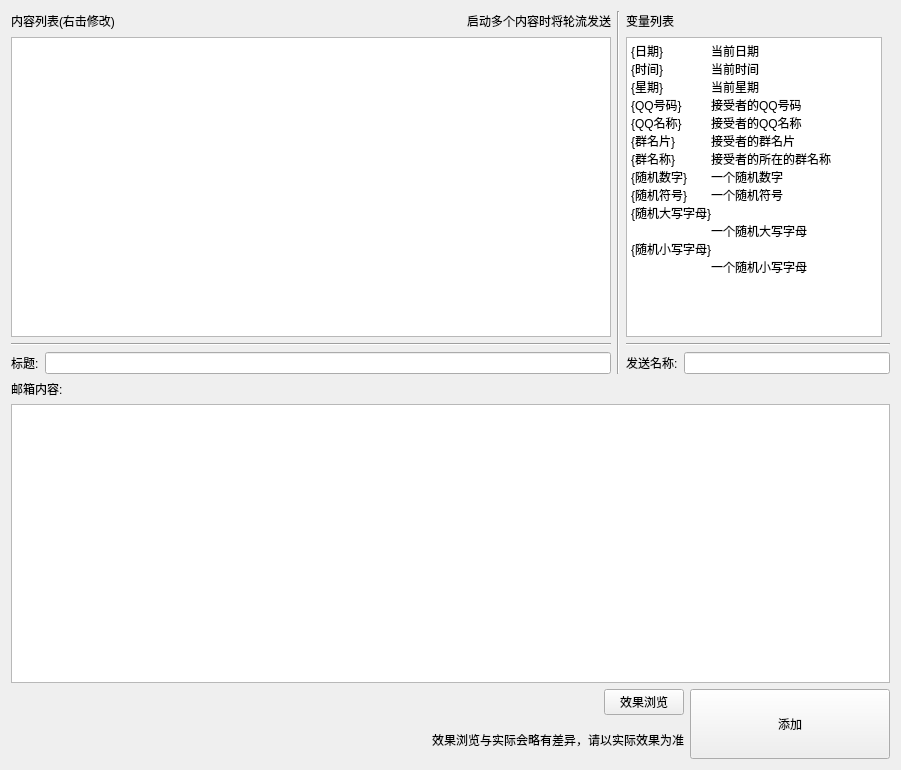
The window that Gui/WWordList.ui (ConstStar/Market) describes before a commit, drawn with Qt 5.
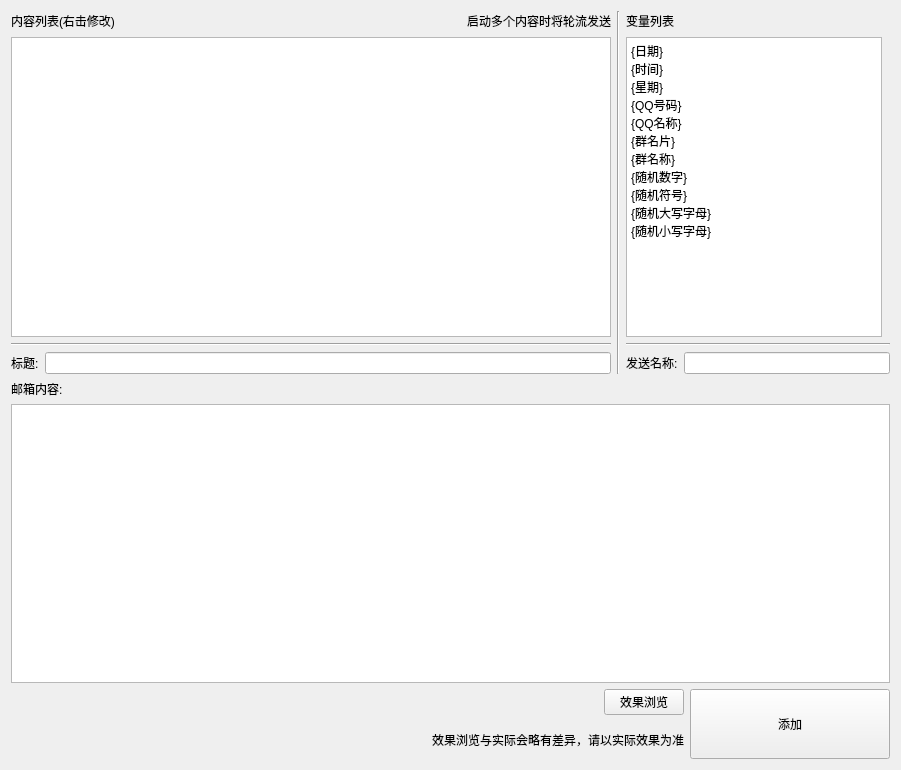
The same window after the commit.

```diff
--- a/Gui/WWordList.ui
+++ b/Gui/WWordList.ui
@@ -163,19 +163,17 @@
 &lt;html&gt;&lt;head&gt;&lt;meta name=&quot;qrichtext&quot; content=&quot;1&quot; /&gt;&lt;style type=&quot;text/css&quot;&gt;
 p, li { white-space: pre-wrap; }
 &lt;/style&gt;&lt;/head&gt;&lt;body style=&quot; font-family:'SimSun'; font-size:9pt; font-weight:400; font-style:normal;&quot;&gt;
-&lt;p style=&quot; margin-top:0px; margin-bottom:0px; margin-left:0px; margin-right:0px; -qt-block-indent:0; text-indent:0px;&quot;&gt;&lt;span style=&quot; font-family:'SimSun';&quot;&gt;{日期}	当前日期&lt;/span&gt;&lt;/p&gt;
-&lt;p style=&quot; margin-top:0px; margin-bottom:0px; margin-left:0px; margin-right:0px; -qt-block-indent:0; text-indent:0px;&quot;&gt;&lt;span style=&quot; font-family:'SimSun';&quot;&gt;{时间}	当前时间&lt;/span&gt;&lt;/p&gt;
-&lt;p style=&quot; margin-top:0px; margin-bottom:0px; margin-left:0px; margin-right:0px; -qt-block-indent:0; text-indent:0px;&quot;&gt;&lt;span style=&quot; font-family:'SimSun';&quot;&gt;{星期}	当前星期&lt;/span&gt;&lt;/p&gt;
-&lt;p style=&quot; margin-top:0px; margin-bottom:0px; margin-left:0px; margin-right:0px; -qt-block-indent:0; text-indent:0px;&quot;&gt;&lt;span style=&quot; font-family:'SimSun';&quot;&gt;{QQ号码}	接受者的QQ号码&lt;/span&gt;&lt;/p&gt;
-&lt;p style=&quot; margin-top:0px; margin-bottom:0px; margin-left:0px; margin-right:0px; -qt-block-indent:0; text-indent:0px;&quot;&gt;&lt;span style=&quot; font-family:'SimSun';&quot;&gt;{QQ名称}	接受者的QQ名称&lt;/span&gt;&lt;/p&gt;
-&lt;p style=&quot; margin-top:0px; margin-bottom:0px; margin-left:0px; margin-right:0px; -qt-block-indent:0; text-indent:0px;&quot;&gt;&lt;span style=&quot; font-family:'SimSun';&quot;&gt;{群名片}	接受者的群名片&lt;/span&gt;&lt;/p&gt;
-&lt;p style=&quot; margin-top:0px; margin-bottom:0px; margin-left:0px; margin-right:0px; -qt-block-indent:0; text-indent:0px;&quot;&gt;&lt;span style=&quot; font-family:'SimSun';&quot;&gt;{群名称}	接受者的所在的群名称&lt;/span&gt;&lt;/p&gt;
-&lt;p style=&quot; margin-top:0px; margin-bottom:0px; margin-left:0px; margin-right:0px; -qt-block-indent:0; text-indent:0px;&quot;&gt;&lt;span style=&quot; font-family:'SimSun';&quot;&gt;{随机数字}	一个随机数字&lt;/span&gt;&lt;/p&gt;
-&lt;p style=&quot; margin-top:0px; margin-bottom:0px; margin-left:0px; margin-right:0px; -qt-block-indent:0; text-indent:0px;&quot;&gt;&lt;span style=&quot; font-family:'SimSun';&quot;&gt;{随机符号}	一个随机符号&lt;/span&gt;&lt;/p&gt;
+&lt;p style=&quot; margin-top:0px; margin-bottom:0px; margin-left:0px; margin-right:0px; -qt-block-indent:0; text-indent:0px;&quot;&gt;&lt;span style=&quot; font-family:'SimSun';&quot;&gt;{日期}&lt;/span&gt;&lt;/p&gt;
+&lt;p style=&quot; margin-top:0px; margin-bottom:0px; margin-left:0px; margin-right:0px; -qt-block-indent:0; text-indent:0px;&quot;&gt;&lt;span style=&quot; font-family:'SimSun';&quot;&gt;{时间}&lt;/span&gt;&lt;/p&gt;
+&lt;p style=&quot; margin-top:0px; margin-bottom:0px; margin-left:0px; margin-right:0px; -qt-block-indent:0; text-indent:0px;&quot;&gt;&lt;span style=&quot; font-family:'SimSun';&quot;&gt;{星期}&lt;/span&gt;&lt;/p&gt;
+&lt;p style=&quot; margin-top:0px; margin-bottom:0px; margin-left:0px; margin-right:0px; -qt-block-indent:0; text-indent:0px;&quot;&gt;&lt;span style=&quot; font-family:'SimSun';&quot;&gt;{QQ号码}&lt;/span&gt;&lt;/p&gt;
+&lt;p style=&quot; margin-top:0px; margin-bottom:0px; margin-left:0px; margin-right:0px; -qt-block-indent:0; text-indent:0px;&quot;&gt;&lt;span style=&quot; font-family:'SimSun';&quot;&gt;{QQ名称}&lt;/span&gt;&lt;/p&gt;
+&lt;p style=&quot; margin-top:0px; margin-bottom:0px; margin-left:0px; margin-right:0px; -qt-block-indent:0; text-indent:0px;&quot;&gt;&lt;span style=&quot; font-family:'SimSun';&quot;&gt;{群名片}&lt;/span&gt;&lt;/p&gt;
+&lt;p style=&quot; margin-top:0px; margin-bottom:0px; margin-left:0px; margin-right:0px; -qt-block-indent:0; text-indent:0px;&quot;&gt;&lt;span style=&quot; font-family:'SimSun';&quot;&gt;{群名称}&lt;/span&gt;&lt;/p&gt;
+&lt;p style=&quot; margin-top:0px; margin-bottom:0px; margin-left:0px; margin-right:0px; -qt-block-indent:0; text-indent:0px;&quot;&gt;&lt;span style=&quot; font-family:'SimSun';&quot;&gt;{随机数字}	&lt;/span&gt;&lt;/p&gt;
+&lt;p style=&quot; margin-top:0px; margin-bottom:0px; margin-left:0px; margin-right:0px; -qt-block-indent:0; text-indent:0px;&quot;&gt;&lt;span style=&quot; font-family:'SimSun';&quot;&gt;{随机符号}&lt;/span&gt;&lt;/p&gt;
 &lt;p style=&quot; margin-top:0px; margin-bottom:0px; margin-left:0px; margin-right:0px; -qt-block-indent:0; text-indent:0px;&quot;&gt;&lt;span style=&quot; font-family:'SimSun';&quot;&gt;{随机大写字母}&lt;/span&gt;&lt;/p&gt;
-&lt;p style=&quot; margin-top:0px; margin-bottom:0px; margin-left:0px; margin-right:0px; -qt-block-indent:0; text-indent:0px;&quot;&gt;&lt;span style=&quot; font-family:'SimSun';&quot;&gt;	一个随机大写字母&lt;/span&gt;&lt;/p&gt;
-&lt;p style=&quot; margin-top:0px; margin-bottom:0px; margin-left:0px; margin-right:0px; -qt-block-indent:0; text-indent:0px;&quot;&gt;&lt;span style=&quot; font-family:'SimSun';&quot;&gt;{随机小写字母}&lt;/span&gt;&lt;/p&gt;
-&lt;p style=&quot; margin-top:0px; margin-bottom:0px; margin-left:0px; margin-right:0px; -qt-block-indent:0; text-indent:0px;&quot;&gt;&lt;span style=&quot; font-family:'SimSun';&quot;&gt;	一个随机小写字母&lt;/span&gt;&lt;/p&gt;&lt;/body&gt;&lt;/html&gt;</string>
+&lt;p style=&quot; margin-top:0px; margin-bottom:0px; margin-left:0px; margin-right:0px; -qt-block-indent:0; text-indent:0px;&quot;&gt;&lt;span style=&quot; font-family:'SimSun';&quot;&gt;{随机小写字母}&lt;/span&gt;&lt;/p&gt;&lt;/body&gt;&lt;/html&gt;</string>
          </property>
         </widget>
        </item>
```
